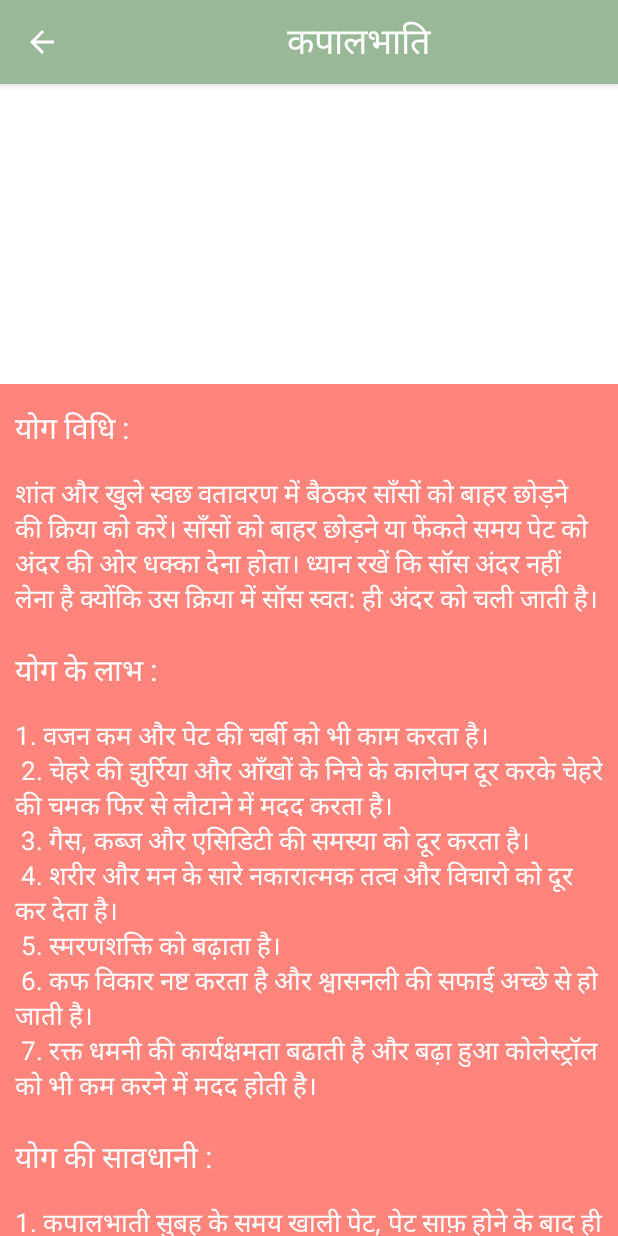
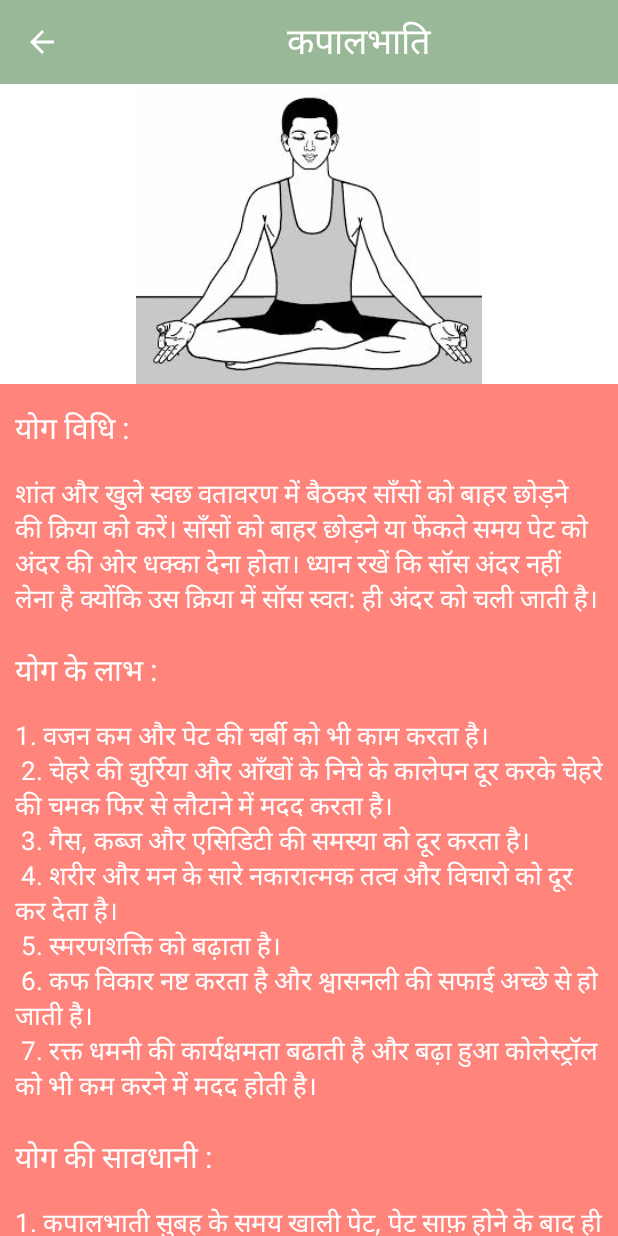
Before and after one commit to msain51s/25_yogasana, an Android app: the screen it shows after launch (YogaDetatailActivity), after a tap on "कपालभाति", on a phone screen of 412 x 824 dp. Run offline under Robolectric (Android 15) with nearby library versions, the phone set to English and light mode, and no system bars; libraries missing offline, so code that uses them is left out: com.whygraphics.gifview; plain views replace GIFView; 3 statements that could not run were skipped.

Commit message:
fifth commit

```diff
--- a/app/build.gradle
+++ b/app/build.gradle
@@ -37,5 +37,6 @@ dependencies {
     compile 'com.android.support:cardview-v7:25.3.1'
     compile 'com.android.support:recyclerview-v7:25.3.1'
     compile 'com.android.support:design:25.3.1'
+    compile 'com.github.bumptech.glide:glide:4.0.0'
     testCompile 'junit:junit:4.12'
 }
--- a/app/src/main/AndroidManifest.xml
+++ b/app/src/main/AndroidManifest.xml
@@ -10,6 +10,8 @@
         android:label="@string/app_name"
         android:roundIcon="@mipmap/ic_launcher_round"
         android:supportsRtl="true"
+        android:largeHeap="true"
+        android:hardwareAccelerated="false"
         android:theme="@style/AppTheme.NoActionBar"
         tools:replace="android:theme">
         <activity android:name=".SplashActivity">
--- a/app/src/main/java/com/demoapplication/MainActivity.java
+++ b/app/src/main/java/com/demoapplication/MainActivity.java
@@ -1,6 +1,9 @@
 package com.demoapplication;
 
 import android.content.res.TypedArray;
+import android.graphics.drawable.Drawable;
+import android.os.Handler;
+import android.support.v4.content.ContextCompat;
 import android.support.v7.app.AppCompatActivity;
 import android.os.Bundle;
 import android.support.v7.widget.LinearLayoutManager;
@@ -22,6 +25,8 @@ public class MainActivity extends AppCompatActivity {
     ListAdapter adapter;
     ArrayList<YogaDetailModel> list;
     String []title_arr,yoga_steps_arr,yoga_benefits_arr,precautions_arr;
+    TypedArray tp;
+    int[] images;
     @Override
     protected void onCreate(Bundle savedInstanceState) {
         super.onCreate(savedInstanceState);
@@ -34,7 +39,12 @@ public class MainActivity extends AppCompatActivity {
         layoutManager=new LinearLayoutManager(this);
         recyclerView.setLayoutManager(layoutManager);
 
-        getList();
+        new Handler().post(new Runnable() {
+            @Override
+            public void run() {
+                getList();
+            }
+        });
 
     }
 
@@ -65,7 +75,17 @@ public class MainActivity extends AppCompatActivity {
             list.add(model);
         }
 
-        adapter=new ListAdapter(list,this);
+        tp=getResources().obtainTypedArray(R.array.thumb_img_array);
+        images=new int[tp.length()];
+        for(int i=0;i<images.length;i++){
+            int id=tp.getResourceId(i,-1);
+            if(id!=-1){
+                images[i]= tp.getResourceId(i,-1);
+            }
+        }
+        tp.recycle();
+
+        adapter=new ListAdapter(list,this,images);
         recyclerView.setAdapter(adapter);
     }
 }
--- a/app/src/main/java/com/demoapplication/YogaDetatailActivity.java
+++ b/app/src/main/java/com/demoapplication/YogaDetatailActivity.java
@@ -8,6 +8,7 @@ import android.view.View;
 import android.widget.ImageView;
 import android.widget.TextView;
 
+import com.bumptech.glide.Glide;
 import com.demoapplication.model.YogaDetailModel;
 import com.whygraphics.gifview.gif.GIFView;
 
@@ -44,8 +45,12 @@ public class YogaDetatailActivity extends AppCompatActivity {
                 imageView_gif.setVisibility(View.VISIBLE);
                 imageView_gif.setGifResource("asset:_"+model.getPosition());
             }
-            else
+            else {
                 imageView.setVisibility(View.VISIBLE);
+                Glide.with(this)
+                        .load(bundle.getInt("image"))
+                        .into(imageView);
+            }
         }
     }
 
--- a/app/src/main/java/com/demoapplication/adapter/ListAdapter.java
+++ b/app/src/main/java/com/demoapplication/adapter/ListAdapter.java
@@ -4,7 +4,9 @@ import android.app.Activity;
 import android.content.Intent;
 import android.content.res.TypedArray;
 import android.graphics.Typeface;
+import android.graphics.drawable.Drawable;
 import android.net.Uri;
+import android.support.v4.content.ContextCompat;
 import android.support.v7.widget.RecyclerView;
 import android.view.LayoutInflater;
 import android.view.View;
@@ -12,6 +14,7 @@ import android.view.ViewGroup;
 import android.widget.ImageView;
 import android.widget.TextView;
 
+import com.bumptech.glide.Glide;
 import com.demoapplication.R;
 import com.demoapplication.YogaDetatailActivity;
 import com.demoapplication.model.YogaDetailModel;
@@ -30,8 +33,7 @@ public class ListAdapter extends RecyclerView.Adapter<ListAdapter.MyViewHolder>
 
     private List<YogaDetailModel> list;
     private Activity mContext;
-    TypedArray tp;
-
+    int[] images;
     public class MyViewHolder extends RecyclerView.ViewHolder{
         public TextView title;
         ImageView thumb_img;
@@ -48,10 +50,10 @@ public class ListAdapter extends RecyclerView.Adapter<ListAdapter.MyViewHolder>
             title.setTypeface(roboto_regular);
         }
     }
-    public ListAdapter(List<YogaDetailModel> list,Activity mContext) {
+    public ListAdapter(List<YogaDetailModel> list,Activity mContext,int[] images) {
         this.list = list;
         this.mContext=mContext;
-        tp=mContext.getResources().obtainTypedArray(R.array.thumb_img_array);
+        this.images=images;
     }
     @Override
     public ListAdapter.MyViewHolder onCreateViewHolder(final ViewGroup parent, int viewType) {
@@ -66,10 +68,11 @@ public class ListAdapter extends RecyclerView.Adapter<ListAdapter.MyViewHolder>
     public void onBindViewHolder(ListAdapter.MyViewHolder holder, final int position) {
         YogaDetailModel model = list.get(position);
         holder.title.setText(model.getYogaTitle());
-        holder.thumb_img.setImageResource(tp.getResourceId(position,-1));
-
+    //    holder.thumb_img.setImageResource(images[position]);
+        Glide.with(mContext)
+                .load(images[position])
+                .into(holder.thumb_img);
         holder.itemView.setTag(position);
-
     }
 
     @Override
@@ -81,6 +84,7 @@ public class ListAdapter extends RecyclerView.Adapter<ListAdapter.MyViewHolder>
     public void onClick(View view) {
         Intent intent=new Intent(mContext, YogaDetatailActivity.class);
         intent.putExtra("model",list.get((Integer) view.getTag()));
+        intent.putExtra("image",images[(int) view.getTag()]);
         mContext.startActivity(intent);
     }
 }
--- a/app/src/main/res/values/arrays.xml
+++ b/app/src/main/res/values/arrays.xml
@@ -19,7 +19,7 @@
         <item> बालासन</item>
         <item> मंडूकासन</item>
         <item> मकरासन</item>
-        <item> मकरासन</item>
+        <item> भुजंगासन</item>
         <item> सर्वांगासन</item>
         <item> हलासन</item>
         <item> बालायाम </item>
--- a/app/src/main/res/values/integers.xml
+++ b/app/src/main/res/values/integers.xml
@@ -13,24 +13,24 @@
         <item>1</item>
         <item>1</item>
         <item>1</item>
+        <item>1</item>
+        <item>1</item>
+        <item>1</item>
+        <item>1</item>
         <item>0</item>
         <item>0</item>
+        <item>1</item>
+        <item>0</item>
+        <item>1</item>
         <item>0</item>
         <item>0</item>
-        <item>0</item>
-        <item>0</item>
-        <item>0</item>
-        <item>0</item>
-        <item>0</item>
-        <item>0</item>
-        <item>0</item>
-        <item>0</item>
+        <item>1</item>
         <item>1</item>
         <item>0</item>
     </integer-array>
 
     <!--Image Array-->
-    <integer-array name="thumb_img_array">
+    <array name="thumb_img_array">
         <item>@drawable/anulom_vilom</item>
         <item>@drawable/kapalbhati</item>
         <item>@drawable/vajrasana</item>
@@ -55,5 +55,5 @@
         <item>@drawable/balasana</item>
         <item>@drawable/balasana</item>
         <item>@drawable/balasana</item>
-    </integer-array>
+    </array>
 </resources>
```
Also changed, not shown: app/src/main/assets/_10.gif (added), app/src/main/assets/_11.gif (added), app/src/main/assets/_12.gif (added), app/src/main/assets/_13.gif (added), app/src/main/assets/_16.gif (added), app/src/main/assets/_18.gif (added), app/src/main/assets/_21.gif (added), app/src/main/assets/_4.gif, app/src/main/assets/_8.gif (added).
